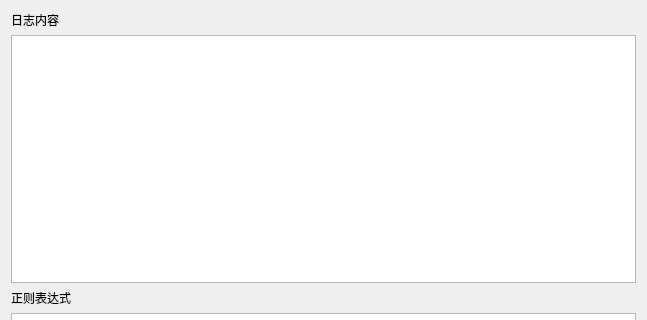
Before: the Qt Designer form regexdebugger.ui in shabicheng/LogtailDebugger, drawn with Qt 5; both pictures show x 0 to 647 and y 0 to 320 of the 647 by 568 pixel window.
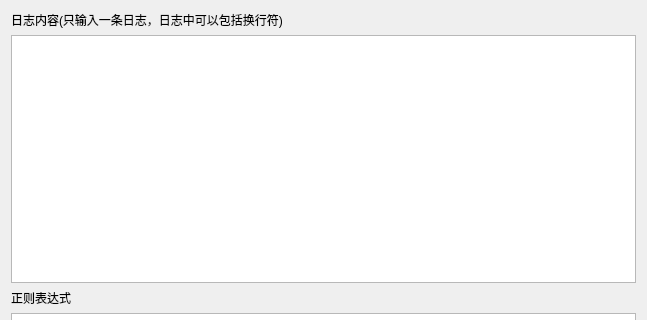
After: the same form once the commit is applied.

```diff
--- a/regexdebugger.ui
+++ b/regexdebugger.ui
@@ -19,7 +19,7 @@
      <item>
       <widget class="QLabel" name="label">
        <property name="text">
-        <string>日志内容</string>
+        <string>日志内容(只输入一条日志，日志中可以包括换行符)</string>
        </property>
       </widget>
      </item>
```
